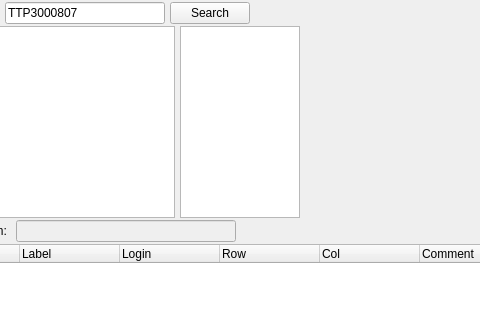
Before: the Qt Designer form BlissFramework/Bricks/widgets/ui_files/Qt4_plate_manipulator_layout.ui in mxcube/mxcubeqt, drawn with Qt 5; both pictures show x 83 to 563 and y 0 to 320 of the 740 by 721 pixel window.
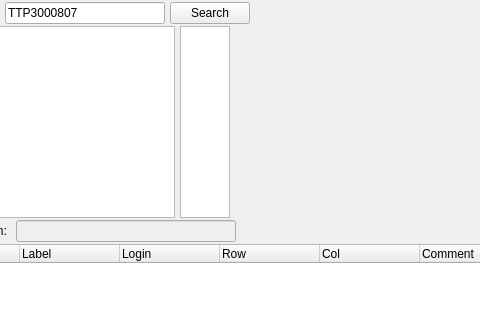
After: the same form once the commit is applied.

```diff
--- a/BlissFramework/Bricks/widgets/ui_files/Qt4_plate_manipulator_layout.ui
+++ b/BlissFramework/Bricks/widgets/ui_files/Qt4_plate_manipulator_layout.ui
@@ -151,13 +151,13 @@
          </property>
          <property name="minimumSize">
           <size>
-           <width>120</width>
+           <width>50</width>
            <height>0</height>
           </size>
          </property>
          <property name="maximumSize">
           <size>
-           <width>120</width>
+           <width>50</width>
            <height>16777215</height>
           </size>
          </property>
```
